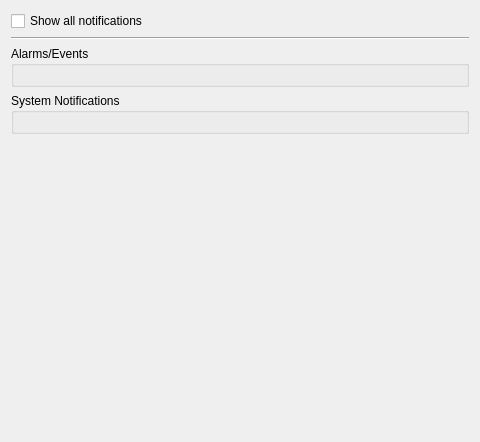
Qt form client/src/ui/widgets/settings/popup_settings_widget.ui (networkoptix/nx_open) before a commit.
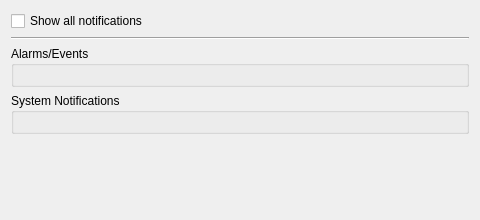
The same form after that commit.

Diff of the .ui file:
```diff
--- a/client/src/ui/widgets/settings/popup_settings_widget.ui
+++ b/client/src/ui/widgets/settings/popup_settings_widget.ui
@@ -7,7 +7,7 @@
     <x>0</x>
     <y>0</y>
     <width>480</width>
-    <height>442</height>
+    <height>220</height>
    </rect>
   </property>
   <property name="windowTitle">
```
Left out of the diff: 12 changed lines with no effect on the pictures.
